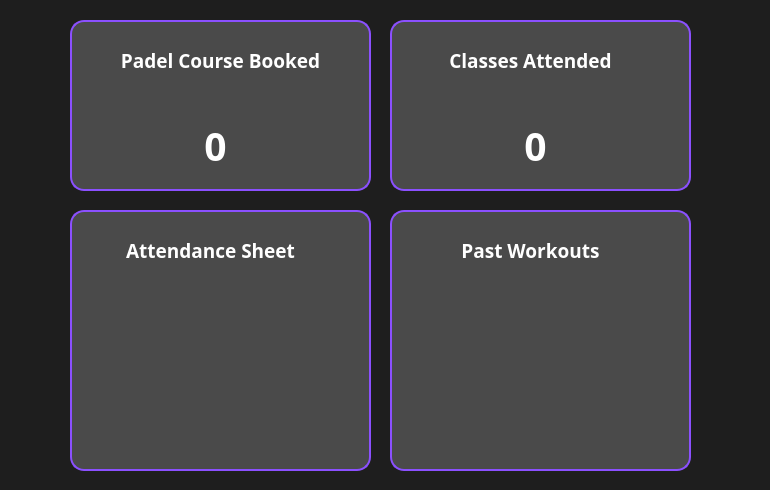
Old version of the form XFitGym/dashboard.ui in the repository AhmedAymann/XFitGym.
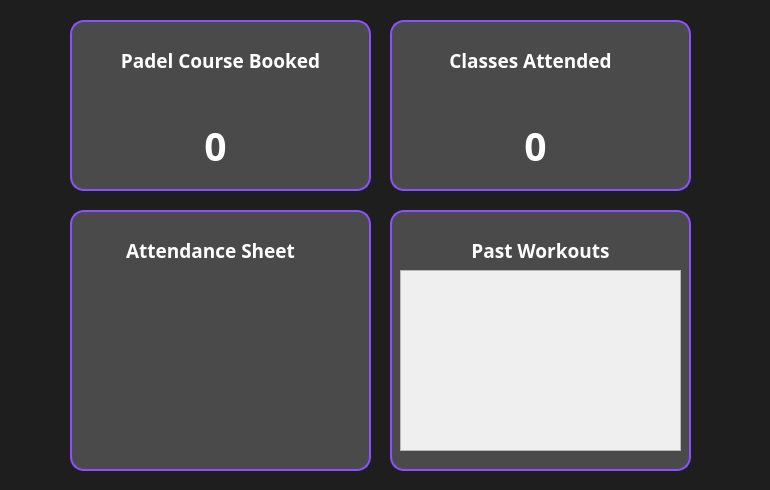
New version of the form.

Commit message: dynamic widgets generated

The edit to the form file:
```diff
--- a/XFitGym/dashboard.ui
+++ b/XFitGym/dashboard.ui
@@ -263,7 +263,7 @@
    <widget class="QLabel" name="WorkoutsLabel">
     <property name="geometry">
      <rect>
-      <x>0</x>
+      <x>10</x>
       <y>20</y>
       <width>281</width>
       <height>41</height>
@@ -298,7 +298,27 @@
      </rect>
     </property>
     <property name="styleSheet">
-     <string notr="true">background-color: transparent;</string>
+     <string notr="true">
+QScrollBar:vertical {
+    background: white;
+    width: 10px;
+    margin: 0px;
+}
+
+QScrollBar::handle:vertical {
+    background: #8B50FF;
+    border-radius: 5px;
+    min-height: 40px;
+}
+
+QScrollBar::add-line:vertical,
+QScrollBar::sub-line:vertical {
+    height: 0px;
+}
+</string>
+    </property>
+    <property name="horizontalScrollBarPolicy">
+     <enum>Qt::ScrollBarPolicy::ScrollBarAlwaysOff</enum>
     </property>
     <property name="widgetResizable">
      <bool>true</bool>
```
The commit also changes 2 other files.
